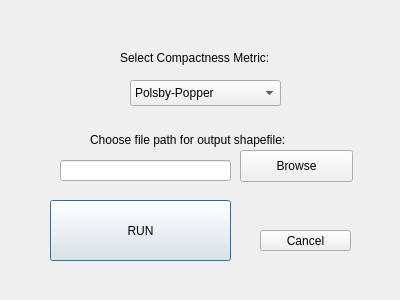
Above: compactness_calculator_dialog_base.ui from gerrymandr/qgis-compactness before the change. Below: the same form after it.
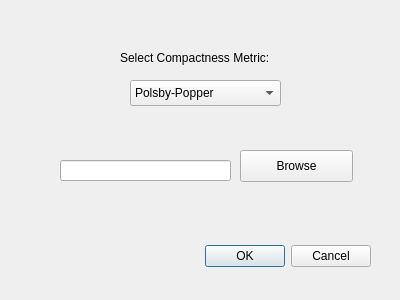
That is the form after the change.

Commit message: add dropdowns to box

The edit to the form file:
```diff
--- a/compactness_calculator_dialog_base.ui
+++ b/compactness_calculator_dialog_base.ui
@@ -13,19 +13,6 @@
   <property name="windowTitle">
    <string>Compactness Calculator</string>
   </property>
-  <widget class="QPushButton" name="pushButton">
-   <property name="geometry">
-    <rect>
-     <x>50</x>
-     <y>200</y>
-     <width>181</width>
-     <height>61</height>
-    </rect>
-   </property>
-   <property name="text">
-    <string>RUN</string>
-   </property>
-  </widget>
   <widget class="QComboBox" name="comboBox">
    <property name="geometry">
     <rect>
@@ -92,30 +79,20 @@
     <string>Browse</string>
    </property>
   </widget>
-  <widget class="QPushButton" name="pushButton_3">
-   <property name="geometry">
+  <widget class="QDialogButtonBox" name="button_box" >
+   <property name="geometry" >
     <rect>
-     <x>260</x>
-     <y>230</y>
-     <width>91</width>
-     <height>21</height>
+     <x>30</x>
+     <y>240</y>
+     <width>341</width>
+     <height>32</height>
     </rect>
    </property>
-   <property name="text">
-    <string>Cancel</string>
+   <property name="orientation" >
+    <enum>Qt::Horizontal</enum>
    </property>
-  </widget>
-  <widget class="QLabel" name="label_2">
-   <property name="geometry">
-    <rect>
-     <x>90</x>
-     <y>130</y>
-     <width>251</width>
-     <height>20</height>
-    </rect>
-   </property>
-   <property name="text">
-    <string>Choose file path for output shapefile:</string>
+   <property name="standardButtons" >
+    <set>QDialogButtonBox::Cancel|QDialogButtonBox::Ok</set>
    </property>
   </widget>
  </widget>
```
Left out of the diff: 46 changed lines with no effect on the pictures. The commit also changes 1 other file.
